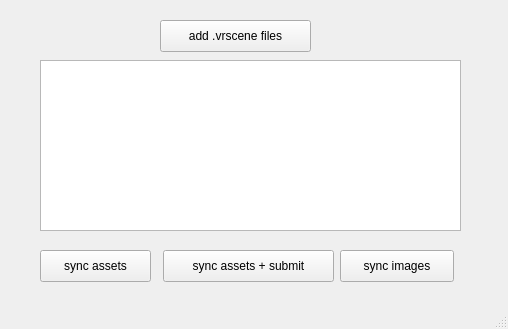
ultra-sonic/opencloudrender, file opencloudrender/ui/ocrSubmit.ui: the form before one commit.
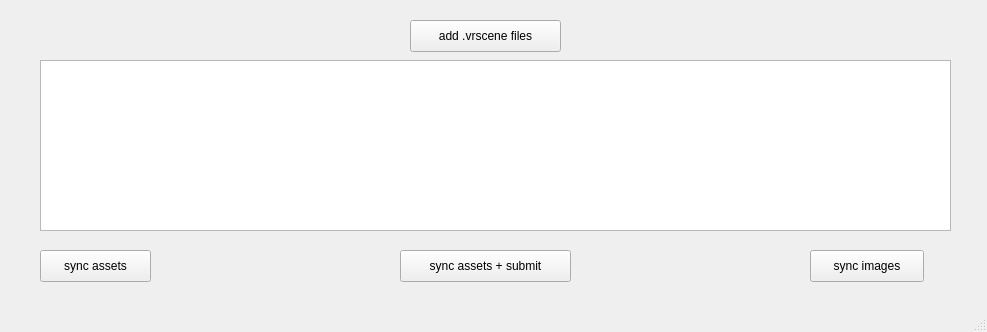
The form after the commit.

Commit message: first working qt desinger ui

Patch:
```diff
--- a/opencloudrender/ui/ocrSubmit.ui
+++ b/opencloudrender/ui/ocrSubmit.ui
@@ -6,8 +6,8 @@
    <rect>
     <x>0</x>
     <y>0</y>
-    <width>508</width>
-    <height>329</height>
+    <width>987</width>
+    <height>332</height>
    </rect>
   </property>
   <property name="windowTitle">
@@ -19,7 +19,7 @@
      <rect>
       <x>40</x>
       <y>60</y>
-      <width>421</width>
+      <width>911</width>
       <height>171</height>
      </rect>
     </property>
@@ -30,7 +30,7 @@
    <widget class="QPushButton" name="pushButton">
     <property name="geometry">
      <rect>
-      <x>163</x>
+      <x>400</x>
       <y>250</y>
       <width>171</width>
       <height>32</height>
@@ -56,7 +56,7 @@
    <widget class="QPushButton" name="pushButton_3">
     <property name="geometry">
      <rect>
-      <x>340</x>
+      <x>810</x>
       <y>250</y>
       <width>114</width>
       <height>32</height>
@@ -69,7 +69,7 @@
    <widget class="QPushButton" name="pushButton_4">
     <property name="geometry">
      <rect>
-      <x>160</x>
+      <x>410</x>
       <y>20</y>
       <width>151</width>
       <height>32</height>
```
Left out of the diff: 12 changed lines with no effect on the pictures. The commit also changes 3 other files.
